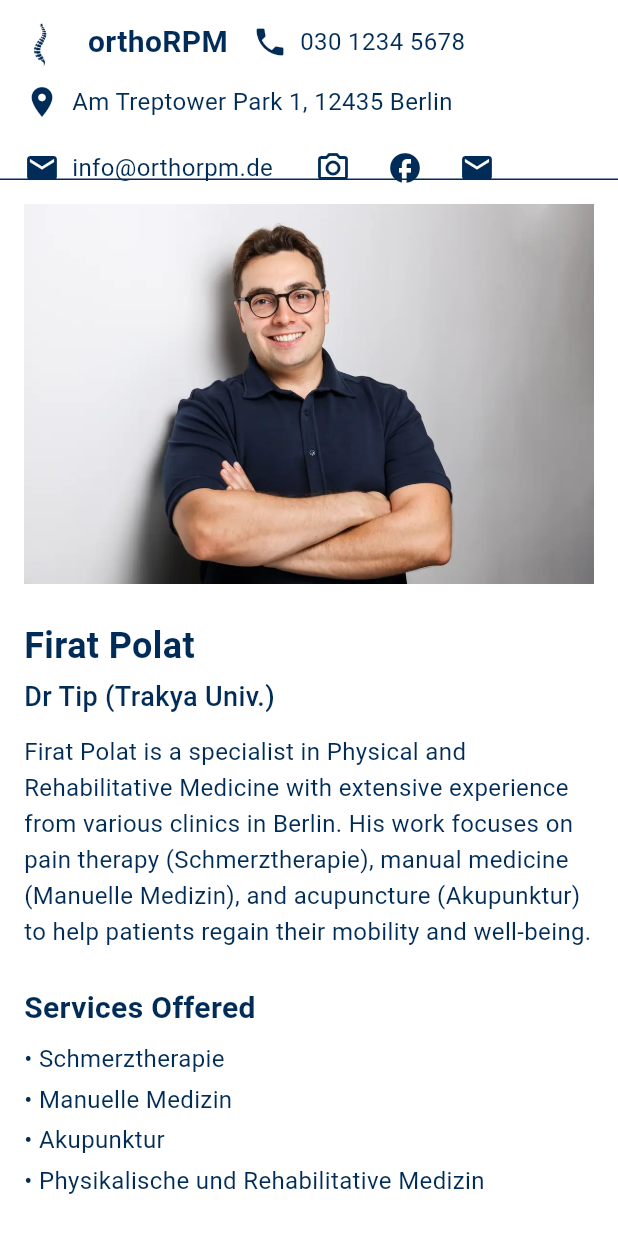
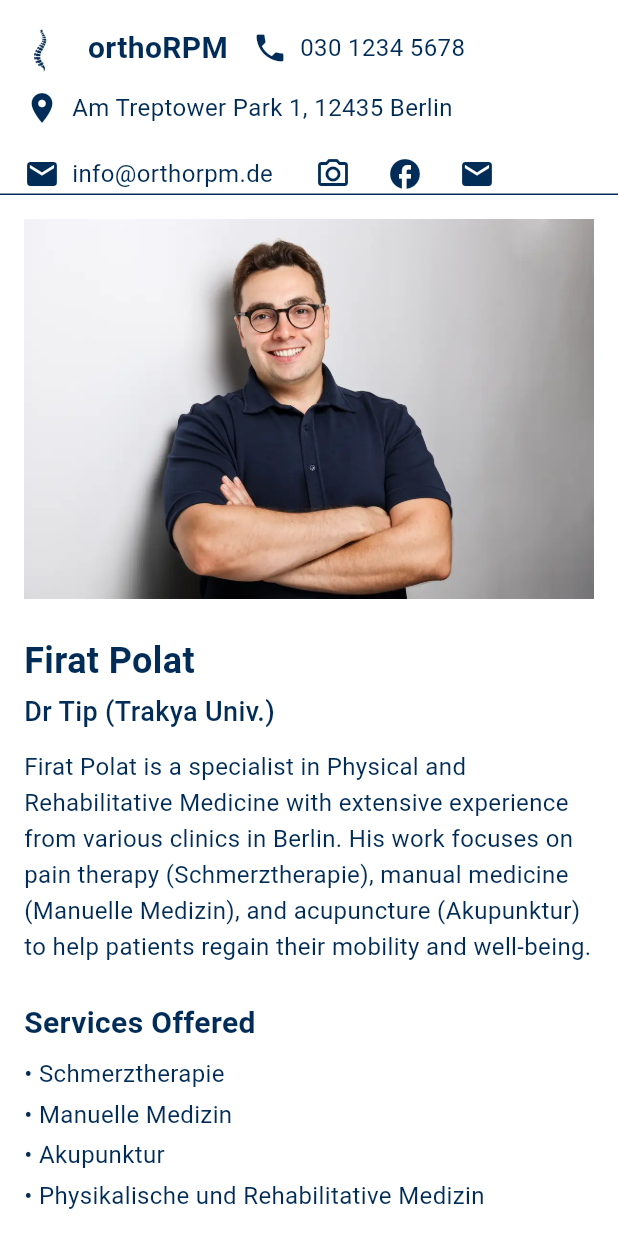
Before and after one commit to muhammetasan/praxis, a Flutter app: the screen it shows after launch, on a phone screen of 412 x 824 dp. Run offline on Flutter 3.47's test engine with Material 3 defaults, Android fonts, the phone set to English and light mode, and no system bars.

Commit message:
Add margin of header for mobile

```diff
--- a/lib/main.dart
+++ b/lib/main.dart
@@ -70,14 +70,14 @@ class _MyHomePageState extends State<MyHomePage> {
     // than having to individually change instances of widgets.
     return Scaffold(
       appBar: PreferredSize(
-        preferredSize: const Size.fromHeight(120.0), // Provide a max height
+        preferredSize: const Size.fromHeight(130.0), // Increased max height
         child: Container(
           decoration: const BoxDecoration(
             color: Colors.white,
             border: Border(bottom: BorderSide(color: Color(0xFF002c57), width: 1.0)),
           ),
           child: Padding(
-            padding: const EdgeInsets.fromLTRB(16.0, 8.0, 16.0, 12.0),
+            padding: const EdgeInsets.fromLTRB(16.0, 12.0, 16.0, 16.0), // Increased vertical padding
             child: SafeArea(
               child: Wrap(
                 spacing: 16.0,
```
